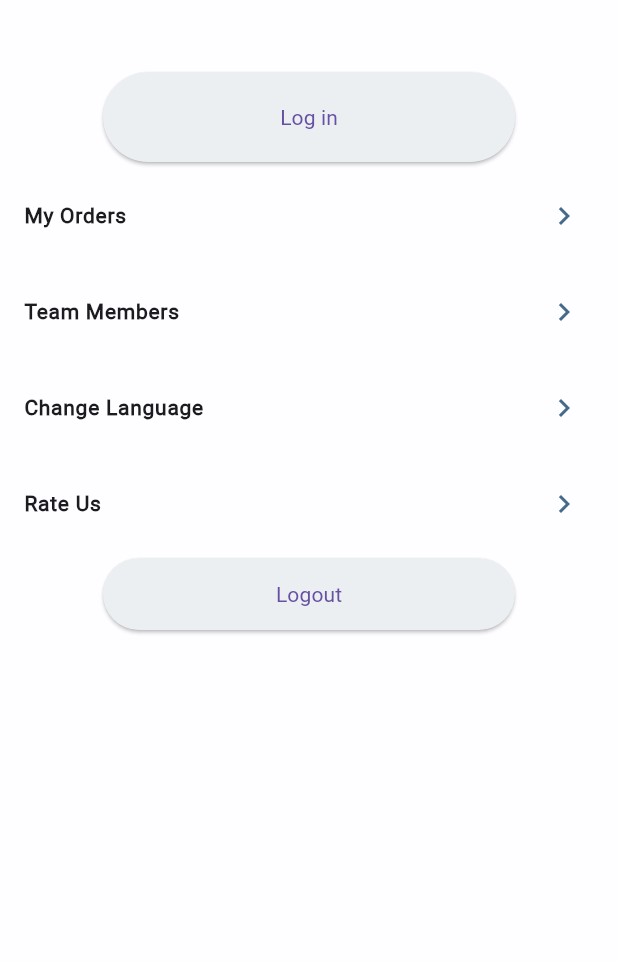
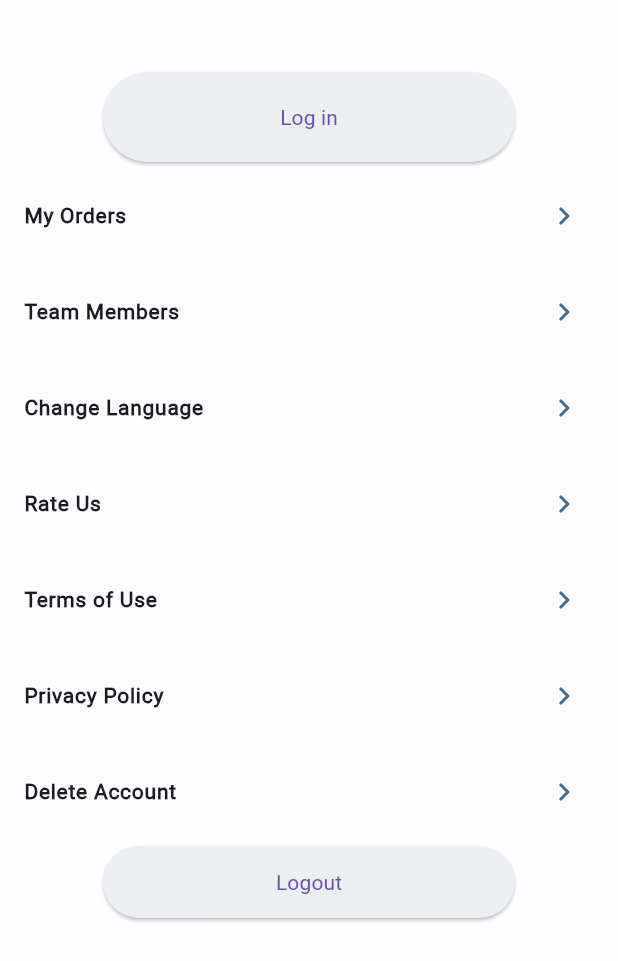
Before and after one commit to Yogesh-droid/metal_trade_test, a Flutter app: the ProfileScreen screen opened by its route, on a phone screen of 412 x 824 dp. Shown: the top 961 px of the screen. Run offline on Flutter 3.47's test engine with Material 2 defaults, Android fonts, the phone set to English and light mode, and no system bars; our stand-ins replace cached_network_image, dio, flutter_bloc, flutter_dotenv, flutter_secure_storage, flutter_svg and 5 more; missing offline and left inert: stomp_dart_client; accounts and stored records are empty.

Commit message:
Added the other sections in profile page.

```diff
--- a/lib/core/constants/strings.dart
+++ b/lib/core/constants/strings.dart
@@ -48,6 +48,9 @@ const String kMyOrders = "My Orders";
 const String kAddMember = "Team Members";
 const String kChangeLanguage = "Change Language";
 const String kRateUs = "Rate Us";
+const String kPrivacyPolicy = "Privacy Policy";
+const String kTermsOfUse = "Terms of Use";
+const String kDeleteAccount = "Delete Account";
 const String kCompleteKyc = "Complete KYC";
 const String kCompleteProfile = "Complete Profile";
 const String kPleaseCompleteKyc =
--- a/lib/features/profile/ui/screens/profile_screen.dart
+++ b/lib/features/profile/ui/screens/profile_screen.dart
@@ -49,6 +49,12 @@ class _ProfileScreenState extends State<ProfileScreen> {
                 const SizedBox(height: appPadding),
                 const OptionTile(title: kRateUs),
                 const SizedBox(height: appPadding),
+                const OptionTile(title: kTermsOfUse),
+                const SizedBox(height: appPadding),
+                const OptionTile(title: kPrivacyPolicy),
+                const SizedBox(height: appPadding),
+                const OptionTile(title: kDeleteAccount),
+                const SizedBox(height: appPadding),
                 GetStartedBtn(
                     title: kLogout,
                     onPressed: () {
```
Also changed, not shown: 1 other file.
